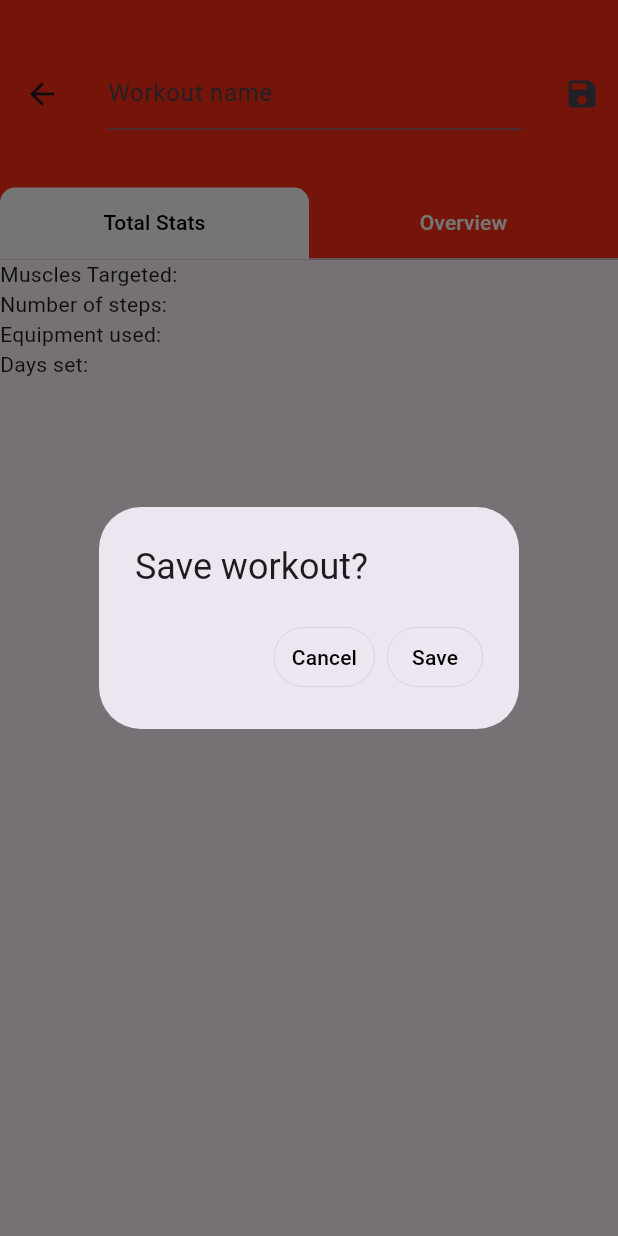
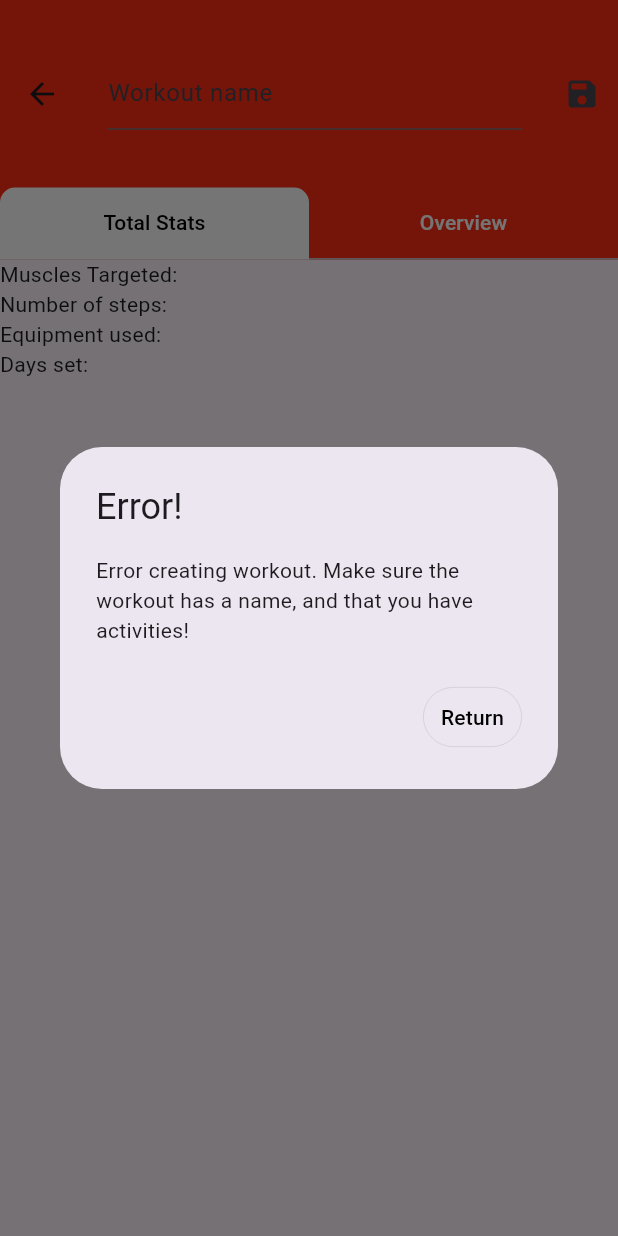
Before and after one commit to ch4rl3sF/BurnBoss, a Flutter app: the NewWorkoutPage screen opened directly, after a tap on the "save" icon, on a phone screen of 412 x 824 dp. Run offline on Flutter 3.47's test engine with Material 2 defaults, Android fonts, the phone set to English and light mode, and no system bars; our stand-ins replace cloud_firestore, firebase_auth, firebase_core, flutter_spinkit; accounts and stored records are empty.

Commit message:
Removed ability to add empty workouts with no values

```diff
--- a/lib/Create pages/NewWorkout.dart
+++ b/lib/Create pages/NewWorkout.dart
@@ -20,6 +20,7 @@ class _NewWorkoutPageState extends State<NewWorkoutPage> {
 
   String workoutName = '';
   List<Activity> activities = [];
+  String error = '';
 
   bool showGroupTextField = false;
 
@@ -50,6 +51,22 @@ class _NewWorkoutPageState extends State<NewWorkoutPage> {
           actions: [
             IconButton(
               onPressed: () {
+                if (workoutName == '' || activities.isEmpty) {
+                  showDialog<String>(
+                    context: context,
+                    builder: (BuildContext context) => AlertDialog(
+                      title: const Text('Error!'),
+                      content: const Text('Error creating workout. Make sure the workout has a name, and that you have activities!'),
+                      actions: [
+                        TextButton(
+                          onPressed: () => Navigator.pop(context, 'Return'),
+                          child: const Text(
+                              'Return'),
+                        ),
+                      ],
+                    ),
+                  );
+                } else {
                   showDialog<String>(
                     context: context,
                     builder: (BuildContext context) => AlertDialog(
@@ -74,6 +91,7 @@ class _NewWorkoutPageState extends State<NewWorkoutPage> {
                       ],
                     ),
                   );
+                }
               },
               icon: Icon(Icons.save),
             )
--- a/lib/Create pages/newActivity.dart
+++ b/lib/Create pages/newActivity.dart
@@ -1,3 +1,4 @@
+import 'package:burnboss/models/activity.dart';
 import 'package:flutter/material.dart';
 
 class newActivity extends StatelessWidget {
@@ -7,7 +8,7 @@ class newActivity extends StatelessWidget {
   Widget build(BuildContext context) {
     return Scaffold(
       appBar: AppBar(
-        title: Text('New Activity'),
+        title: Text('new activity'),
       ),
     );
   }
--- a/lib/authenticate/register.dart
+++ b/lib/authenticate/register.dart
@@ -118,7 +118,7 @@ class _RegisterState extends State<Register> {
                           builder: (BuildContext context) => AlertDialog(
                             title: const Text('Warning!'),
                             content: const Text(
-                                'Singing in as a guest means that your workouts will not be transferred!'),
+                                'Signing in as a guest means that your workouts will not be transferred!'),
                             actions: <Widget>[
                               TextButton(
                                 onPressed: () =>
--- a/lib/authenticate/sign_in.dart
+++ b/lib/authenticate/sign_in.dart
@@ -115,7 +115,7 @@ class _SignInState extends State<SignIn> {
                           builder: (BuildContext context) => AlertDialog(
                             title: const Text('Warning!'),
                             content: const Text(
-                                'Singing in as a guest means that your workouts will not be transferred!'),
+                                'Signing in as a guest means that your workouts will not be transferred!'),
                             actions: <Widget>[
                               TextButton(
                                 onPressed: () =>
--- a/lib/screens/NavDrawer.dart
+++ b/lib/screens/NavDrawer.dart
@@ -33,16 +33,16 @@ class NavDrawerWidget extends StatelessWidget {
                 Navigator.pushNamed(context, '/');
               }),
           buildNavBarItem(
+              label: 'Creator',
+              featureIcon: Icons.add,
+              action: () {
+                Navigator.pushNamed(context, '/Creator');
+              }),
+          buildNavBarItem(
               label: 'Select',
               featureIcon: Icons.play_arrow_outlined,
               action: () {
                 Navigator.pushNamed(context, '/Select');
-              }),
-          buildNavBarItem(
-              label: 'Creator',
-              featureIcon: Icons.add,
-              action: () {
-                Navigator.pushNamed(context, '/Creator');
               }),
           buildNavBarItem(
               label: 'Calendar',
```
Lines whose indentation alone changed are shown as unchanged.
